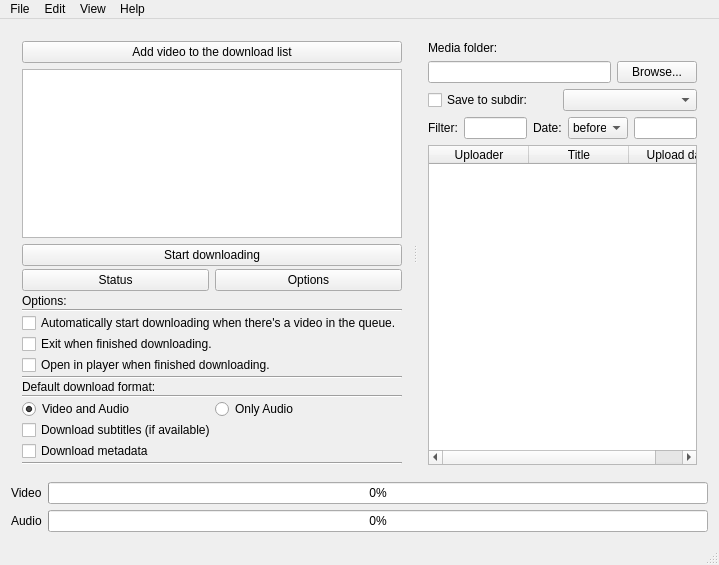
Old version of the form mainwindow.ui in the repository doublejim/QYoutubeDownloader.
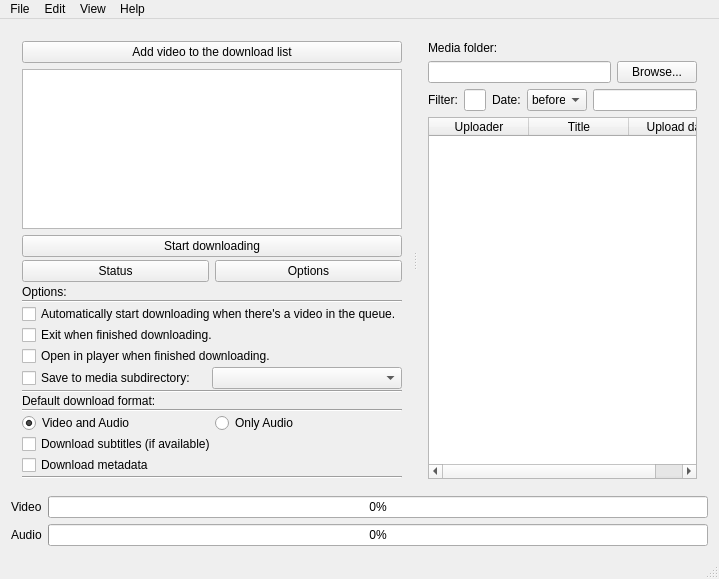
New version of the form.

Commit message: save to subdirectory was moved to options.

What changed in the file:
```diff
--- a/mainwindow.ui
+++ b/mainwindow.ui
@@ -7,7 +7,7 @@
     <x>0</x>
     <y>0</y>
     <width>719</width>
-    <height>565</height>
+    <height>579</height>
    </rect>
   </property>
   <property name="windowTitle">
@@ -21,7 +21,7 @@
        <enum>Qt::Horizontal</enum>
       </property>
       <widget class="QWidget" name="layoutWidget">
-       <layout class="QVBoxLayout" name="layoutLeftSide" stretch="0,6,5">
+       <layout class="QVBoxLayout" name="layoutLeftSide" stretch="0,7,6">
         <item>
          <widget class="QPushButton" name="btnAddVideoToQueue">
           <property name="text">
@@ -182,6 +182,23 @@
                 </property>
                </widget>
               </item>
+              <item>
+               <layout class="QHBoxLayout" name="horizontalLayout_6">
+                <property name="spacing">
+                 <number>0</number>
+                </property>
+                <item>
+                 <widget class="QCheckBox" name="checkSaveToSubdir">
+                  <property name="text">
+                   <string>Save to media subdirectory:</string>
+                  </property>
+                 </widget>
+                </item>
+                <item>
+                 <widget class="QComboBox" name="comboSubdirPattern"/>
+                </item>
+               </layout>
+              </item>
               <item>
                <widget class="Line" name="line_2">
                 <property name="orientation">
@@ -277,24 +294,7 @@
          </layout>
         </item>
         <item>
-         <layout class="QHBoxLayout" name="horizontalLayout_6">
-          <property name="spacing">
-           <number>0</number>
-          </property>
-          <item>
-           <widget class="QCheckBox" name="checkSaveToSubdir">
-            <property name="text">
-             <string>Save to subdir:</string>
-            </property>
-           </widget>
-          </item>
-          <item>
-           <widget class="QComboBox" name="comboSubdirPattern"/>
-          </item>
-         </layout>
-        </item>
-        <item>
-         <layout class="QHBoxLayout" name="horizontalLayout" stretch="0,0,0,0,0">
+         <layout class="QHBoxLayout" name="horizontalLayout" stretch="0,1,0,0,0">
           <item>
            <widget class="QLabel" name="labelSearchUploader">
             <property name="text">
```
The commit also changes 3 other files.
